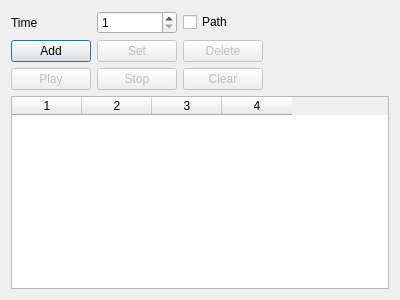
Before: the Qt Designer form src/ui/camerawidget.ui in glararan/QEditor, drawn with Qt 5.
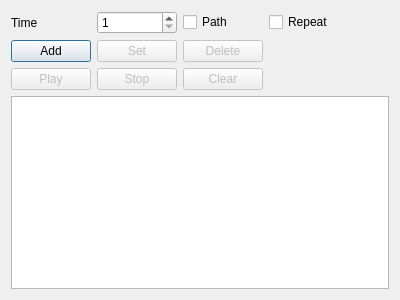
After: the same form once the commit is applied.

What changed in the file:
```diff
--- a/src/ui/camerawidget.ui
+++ b/src/ui/camerawidget.ui
@@ -28,7 +28,7 @@
         <number>4</number>
        </property>
        <attribute name="horizontalHeaderVisible">
-        <bool>true</bool>
+        <bool>false</bool>
        </attribute>
        <attribute name="horizontalHeaderDefaultSectionSize">
         <number>70</number>
@@ -136,6 +136,13 @@
        </property>
       </widget>
      </item>
+     <item row="1" column="3">
+      <widget class="QCheckBox" name="repeatPlayBox">
+       <property name="text">
+        <string>Repeat</string>
+       </property>
+      </widget>
+     </item>
     </layout>
    </item>
   </layout>
```
Left out of the diff: 2 changed lines with no effect on the pictures.
